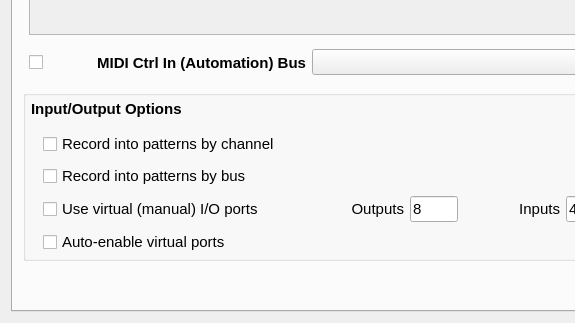
The window that seq_qt5/forms/qseditoptions.ui (ahlstromcj/seq66) describes before a commit, drawn with Qt 5; both pictures show x 0 to 575 and y 347 to 670 of the 750 by 670 pixel window.
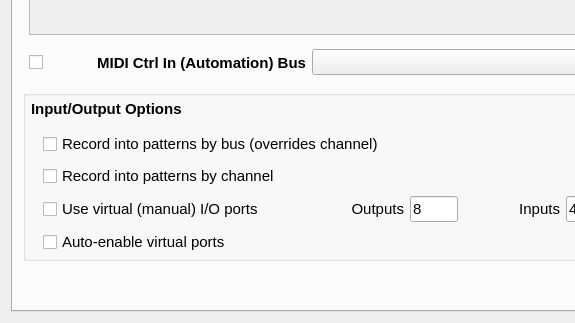
The same window after the commit.

Commit message: Record-by-buss/channel fixed, documented, and re-enabled some code for JACK latency testing.

```diff
--- a/seq_qt5/forms/qseditoptions.ui
+++ b/seq_qt5/forms/qseditoptions.ui
@@ -572,13 +572,13 @@
           </widget>
          </item>
          <item row="0" column="0" colspan="3">
-          <widget class="QCheckBox" name="checkBoxRecordByChannel">
+          <widget class="QCheckBox" name="checkBoxRecordByBuss">
            <property name="toolTip">
             <string>If checked, incoming data routes to the pattern
 slot by channel number (0 to 15).</string>
            </property>
            <property name="text">
-            <string>Record into patterns by channel</string>
+            <string>Record into patterns by bus (overrides channel)</string>
            </property>
           </widget>
          </item>
@@ -660,14 +660,14 @@
           </widget>
          </item>
          <item row="1" column="0" colspan="3">
-          <widget class="QCheckBox" name="checkBoxRecordByBuss">
+          <widget class="QCheckBox" name="checkBoxRecordByChannel">
            <property name="toolTip">
             <string>If checked, incoming data routes to the pattern
 slot by bus/port number. Overrides input by
 channel.</string>
            </property>
            <property name="text">
-            <string>Record into patterns by bus</string>
+            <string>Record into patterns by channel</string>
            </property>
           </widget>
          </item>
```
Left out of the diff: 2 changed lines with no effect on the pictures. The commit also changes 20 other files.
